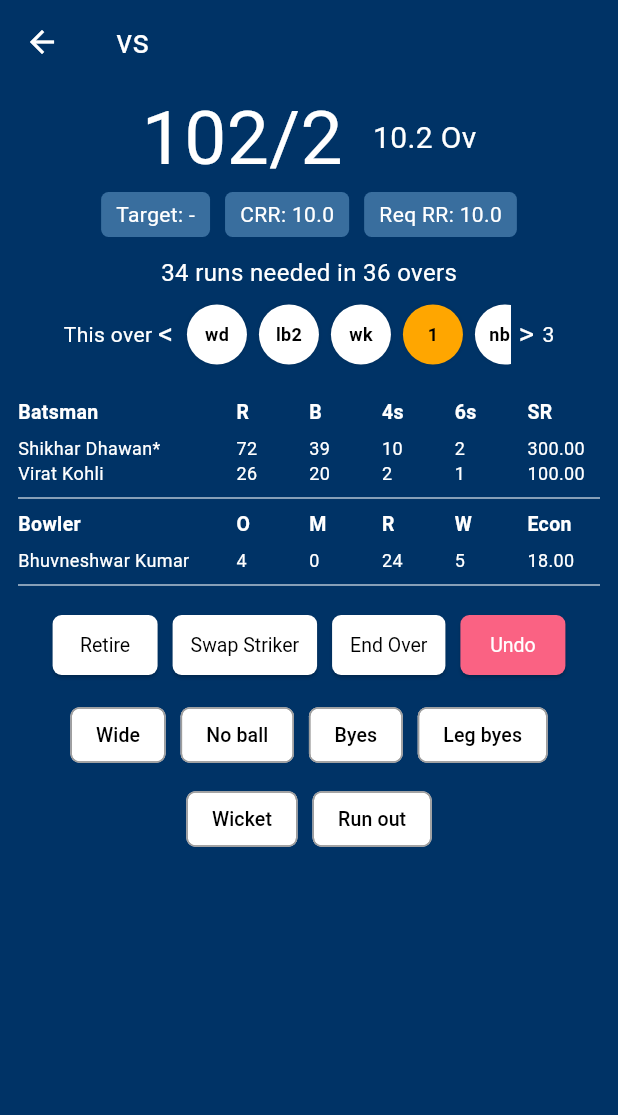
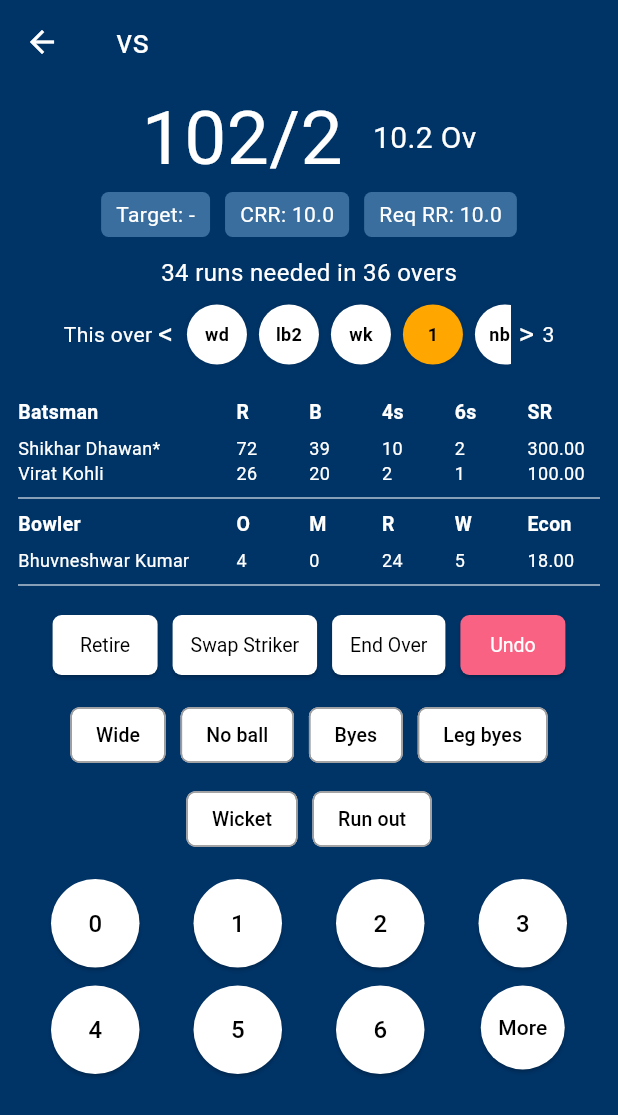
Before and after one commit to Padmakumar18/Cricket-Scoreboard, a Flutter app: the screen it shows after launch, on a phone screen of 412 x 824 dp. Shown: the top 1115 px of the screen. Run offline on Flutter 3.47's test engine with Material 3 defaults, Android fonts, the phone set to English and light mode, and no system bars.

Commit message:
Code updated

```diff
--- a/Frontend/lib/screens/ScoreBoardpage.dart
+++ b/Frontend/lib/screens/ScoreBoardpage.dart
@@ -146,7 +146,89 @@ class _ScoreBoardPageState extends State<ScoreBoardPage> {
               },
             ),
 
-            const SizedBox(height: 24),
+            const SizedBox(height: 16),
+            Column(
+              children: [
+                Wrap(
+                  spacing: 12,
+                  runSpacing: 12,
+                  children: [
+                    ...['0', '1', '2', '3', '4', '5', '6'].map((run) {
+                      return SizedBox(
+                        width: MediaQuery.of(context).size.width / 4 - 20,
+                        child: ElevatedButton(
+                          onPressed: () {
+                            debugPrint("Run selected: $run");
+                            // TODO: Add run logic
+                          },
+                          style: ElevatedButton.styleFrom(
+                            backgroundColor: Colors.white,
+                            foregroundColor: Colors.black,
+                            shape: const CircleBorder(),
+                            padding: const EdgeInsets.all(18),
+                          ),
+                          child: Text(
+                            run,
+                            style: const TextStyle(fontSize: 16),
+                          ),
+                        ),
+                      );
+                    }).toList(),
+                    SizedBox(
+                      width: MediaQuery.of(context).size.width / 4 - 20,
+                      child: ElevatedButton(
+                        onPressed: () {
+                          showDialog(
+                            context: context,
+                            builder: (_) {
+                              final controller = TextEditingController();
+                              return AlertDialog(
+                                title: const Text("Enter More Runs"),
+                                content: TextField(
+                                  controller: controller,
+                                  keyboardType: TextInputType.number,
+                                  decoration: const InputDecoration(
+                                    hintText: "Enter runs > 6",
+                                  ),
+                                ),
+                                actions: [
+                                  TextButton(
+                                    onPressed: () => Navigator.pop(context),
+                                    child: const Text("Cancel"),
+                                  ),
+                                  TextButton(
+                                    onPressed: () {
+                                      if (controller.text.isNotEmpty) {
+                                        debugPrint(
+                                          "More run: ${controller.text}",
+                                        );
+                                        // TODO: Handle more run logic
+                                      }
+                                      Navigator.pop(context);
+                                    },
+                                    child: const Text("OK"),
+                                  ),
+                                ],
+                              );
+                            },
+                          );
+                        },
+                        style: ElevatedButton.styleFrom(
+                          backgroundColor: Colors.white,
+                          foregroundColor: Colors.black,
+                          shape: const CircleBorder(),
+                          padding: const EdgeInsets.all(18),
+                        ),
+                        child: const Text(
+                          "More",
+                          style: TextStyle(fontSize: 14),
+                        ),
+                      ),
+                    ),
+                  ],
+                ),
+              ],
+            ),
           ],
         ),
       ),
@@ -210,7 +292,6 @@ class _ScoreBoardPageState extends State<ScoreBoardPage> {
                 }
 
                 bool isDotBall = run == "0";
-                bool isLongText = run.length > 3;
 
                 return Padding(
                   padding: const EdgeInsets.symmetric(horizontal: 4),
@@ -350,6 +431,8 @@ class _EventRadioButtonGroupState extends State<EventRadioButtonGroup> {
 }
 
 
+
+
 // ElevatedButton(
 //               onPressed: () {
 //                 setState(() {
```
